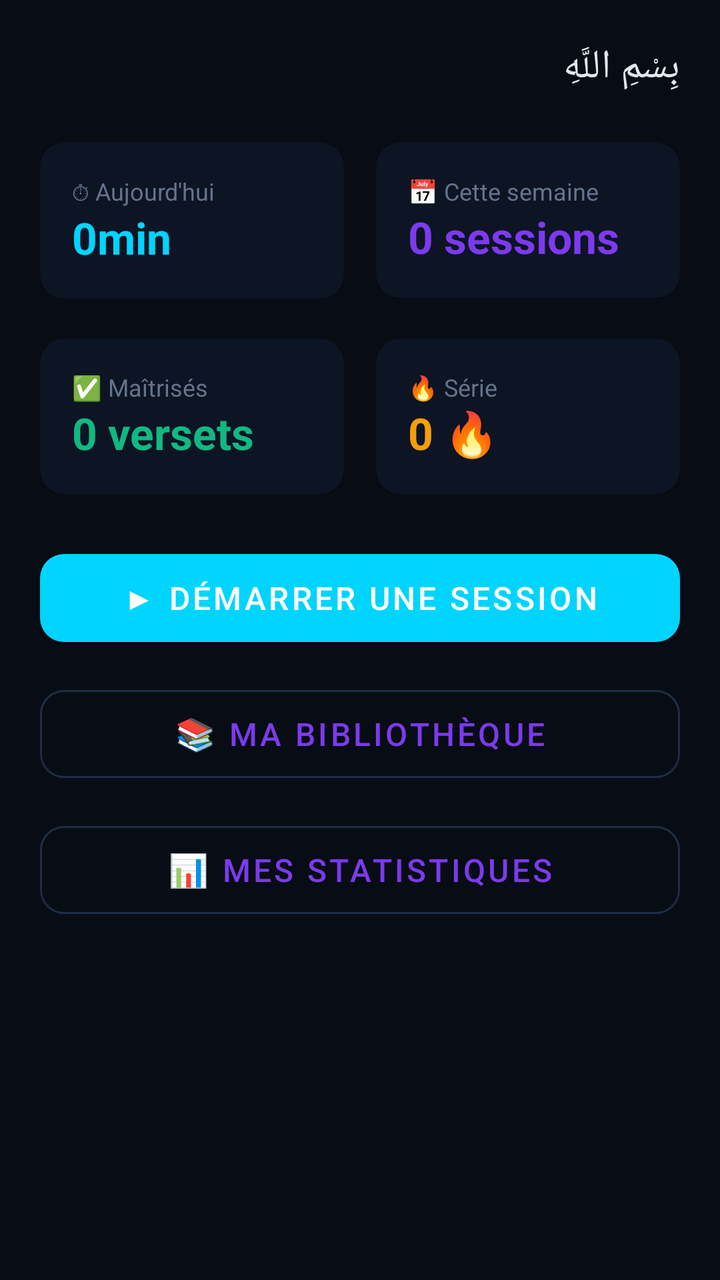
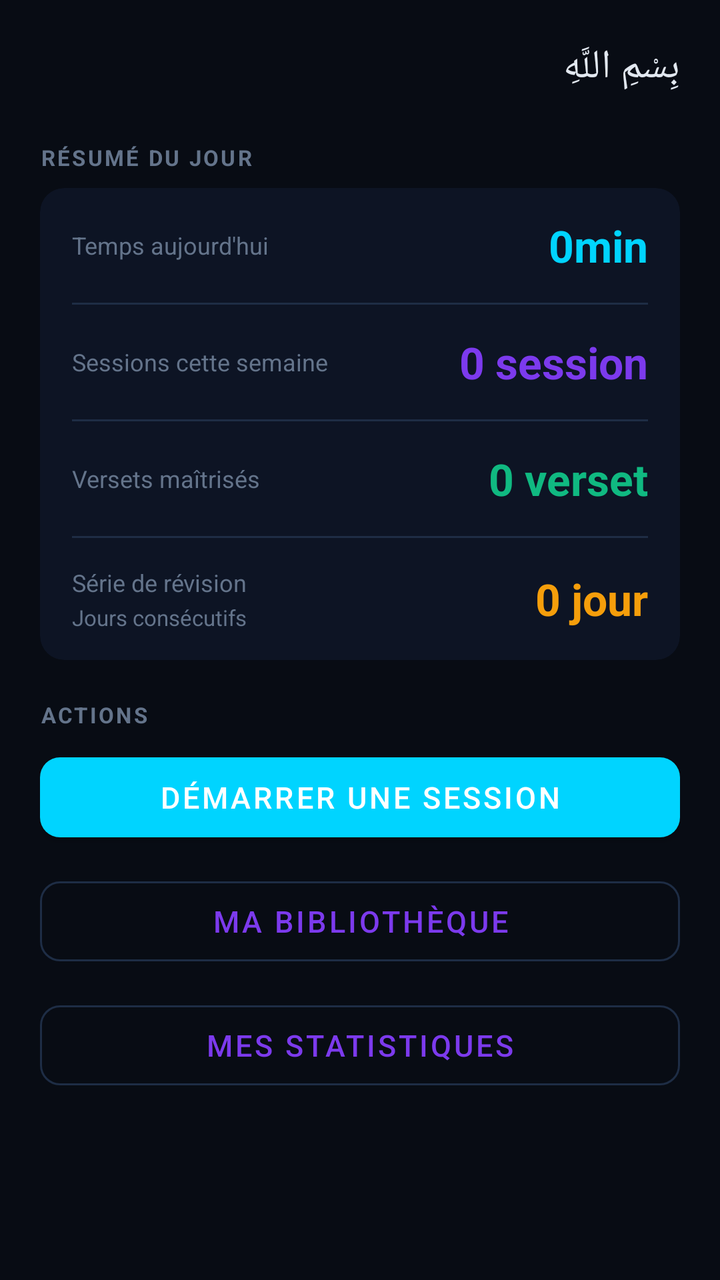

Before-and-after screenshots of an Android layout around one commit, followed by the original layout XML and the change that was made.
<!-- AndroidManifest.xml: application theme Theme.HifzQuran -->
<!-- res/layout/fragment_home.xml -->
<?xml version="1.0" encoding="utf-8"?>
<ScrollView
    xmlns:android="http://schemas.android.com/apk/res/android"
    xmlns:app="http://schemas.android.com/apk/res-auto"
    android:layout_width="match_parent"
    android:layout_height="match_parent"
    android:background="@color/bg">

    <LinearLayout
        android:layout_width="match_parent"
        android:layout_height="wrap_content"
        android:orientation="vertical"
        android:padding="20dp">

        
        <TextView
            android:id="@+id/tvGreeting"
            android:layout_width="match_parent"
            android:layout_height="wrap_content"
            android:layout_marginBottom="24dp"
            android:text="بِسْمِ اللَّهِ"
            android:textColor="@color/text"
            android:textSize="20sp"
            android:lineSpacingExtra="6dp" />

        
        <LinearLayout
            android:layout_width="match_parent"
            android:layout_height="wrap_content"
            android:layout_marginBottom="20dp"
            android:orientation="horizontal"
            android:weightSum="2">

            <androidx.cardview.widget.CardView
                android:layout_width="0dp"
                android:layout_height="wrap_content"
                android:layout_weight="1"
                android:layout_marginEnd="8dp"
                app:cardBackgroundColor="@color/surface"
                app:cardCornerRadius="12dp">
                <LinearLayout
                    android:layout_width="match_parent"
                    android:layout_height="wrap_content"
                    android:orientation="vertical"
                    android:padding="16dp">
                    <TextView android:layout_width="wrap_content" android:layout_height="wrap_content"
                        android:text="⏱ Aujourd'hui" android:textColor="@color/muted" android:textSize="12sp" />
                    <TextView android:id="@+id/tvTodayTime" android:layout_width="wrap_content"
                        android:layout_height="wrap_content" android:text="0min"
                        android:textColor="@color/accent" android:textSize="22sp" android:textStyle="bold" />
                </LinearLayout>
            </androidx.cardview.widget.CardView>

            <androidx.cardview.widget.CardView
                android:layout_width="0dp"
                android:layout_height="wrap_content"
                android:layout_weight="1"
                android:layout_marginStart="8dp"
                app:cardBackgroundColor="@color/surface"
                app:cardCornerRadius="12dp">
                <LinearLayout
                    android:layout_width="match_parent"
                    android:layout_height="wrap_content"
                    android:orientation="vertical"
                    android:padding="16dp">
                    <TextView android:layout_width="wrap_content" android:layout_height="wrap_content"
                        android:text="📅 Cette semaine" android:textColor="@color/muted" android:textSize="12sp" />
                    <TextView android:id="@+id/tvWeekSessions" android:layout_width="wrap_content"
                        android:layout_height="wrap_content" android:text="0 sessions"
                        android:textColor="@color/accent2" android:textSize="22sp" android:textStyle="bold" />
                </LinearLayout>
            </androidx.cardview.widget.CardView>
        </LinearLayout>

        
        <LinearLayout
            android:layout_width="match_parent"
            android:layout_height="wrap_content"
            android:layout_marginBottom="24dp"
            android:orientation="horizontal"
            android:weightSum="2">

            <androidx.cardview.widget.CardView
                android:layout_width="0dp"
                android:layout_height="wrap_content"
                android:layout_weight="1"
                android:layout_marginEnd="8dp"
                app:cardBackgroundColor="@color/surface"
                app:cardCornerRadius="12dp">
                <LinearLayout
                    android:layout_width="match_parent"
                    android:layout_height="wrap_content"
                    android:orientation="vertical"
                    android:padding="16dp">
                    <TextView android:layout_width="wrap_content" android:layout_height="wrap_content"
                        android:text="✅ Maîtrisés" android:textColor="@color/muted" android:textSize="12sp" />
                    <TextView android:id="@+id/tvMastered" android:layout_width="wrap_content"
                        android:layout_height="wrap_content" android:text="0 versets"
                        android:textColor="@color/accent3" android:textSize="22sp" android:textStyle="bold" />
                </LinearLayout>
            </androidx.cardview.widget.CardView>

            <androidx.cardview.widget.CardView
                android:layout_width="0dp"
                android:layout_height="wrap_content"
                android:layout_weight="1"
                android:layout_marginStart="8dp"
                app:cardBackgroundColor="@color/surface"
                app:cardCornerRadius="12dp">
                <LinearLayout
                    android:layout_width="match_parent"
                    android:layout_height="wrap_content"
                    android:orientation="vertical"
                    android:padding="16dp">
                    <TextView android:layout_width="wrap_content" android:layout_height="wrap_content"
                        android:text="🔥 Série" android:textColor="@color/muted" android:textSize="12sp" />
                    <TextView android:id="@+id/tvStreak" android:layout_width="wrap_content"
                        android:layout_height="wrap_content" android:text="0 🔥"
                        android:textColor="@color/warn" android:textSize="22sp" android:textStyle="bold" />
                </LinearLayout>
            </androidx.cardview.widget.CardView>
        </LinearLayout>

        
        <com.google.android.material.button.MaterialButton
            android:id="@+id/btnStartSession"
            android:layout_width="match_parent"
            android:layout_height="56dp"
            android:layout_marginBottom="12dp"
            android:text="▶ Démarrer une session"
            android:textSize="16sp"
            app:backgroundTint="@color/accent"
            app:cornerRadius="12dp" />

        <com.google.android.material.button.MaterialButton
            android:id="@+id/btnMySourates"
            android:layout_width="match_parent"
            android:layout_height="56dp"
            android:layout_marginBottom="12dp"
            android:text="📚 Ma bibliothèque"
            android:textSize="16sp"
            style="@style/Widget.MaterialComponents.Button.OutlinedButton"
            app:strokeColor="@color/border"
            app:cornerRadius="12dp" />

        <com.google.android.material.button.MaterialButton
            android:id="@+id/btnStats"
            android:layout_width="match_parent"
            android:layout_height="56dp"
            android:text="📊 Mes statistiques"
            android:textSize="16sp"
            style="@style/Widget.MaterialComponents.Button.OutlinedButton"
            app:strokeColor="@color/border"
            app:cornerRadius="12dp" />

    </LinearLayout>
</ScrollView>
<!-- resources referenced by this layout -->
<resources>
  <color name="accent">#00d4ff</color>
  <color name="accent2">#7c3aed</color>
  <color name="accent3">#10b981</color>
  <color name="bg">#080c14</color>
  <color name="border">#1e2d45</color>
  <color name="muted">#64748b</color>
  <color name="surface">#0d1424</color>
  <color name="text">#e2e8f0</color>
  <color name="warn">#f59e0b</color>
  <style name="Theme.HifzQuran" parent="Theme.MaterialComponents.NoActionBar">
          <item name="colorPrimary">@color/accent2</item>
          <item name="colorPrimaryVariant">@color/accent</item>
          <item name="colorOnPrimary">@color/white</item>
          <item name="colorSecondary">@color/accent</item>
          <item name="colorOnSecondary">@color/bg</item>
          <item name="android:windowBackground">@color/bg</item>
          <item name="android:statusBarColor">@color/bg</item>
          <item name="android:navigationBarColor">@color/surface</item>
          <item name="android:textColor">@color/text</item>
      </style>
  <color name="white">#FFFFFF</color>
</resources>

<!-- the commit's change to res/layout/fragment_home.xml (unified diff, before → after) -->
@@ -24,134 +24,229 @@
             android:lineSpacingExtra="6dp" />
 
         
-        <LinearLayout
+        <TextView
+            android:layout_width="wrap_content"
+            android:layout_height="wrap_content"
+            android:text="RÉSUMÉ DU JOUR"
+            android:textColor="@color/muted"
+            android:textSize="11sp"
+            android:letterSpacing="0.1"
+            android:textStyle="bold"
+            android:layout_marginBottom="8dp" />
+
+        <androidx.cardview.widget.CardView
             android:layout_width="match_parent"
             android:layout_height="wrap_content"
             android:layout_marginBottom="20dp"
-            android:orientation="horizontal"
-            android:weightSum="2">
-
-            <androidx.cardview.widget.CardView
-                android:layout_width="0dp"
+            app:cardBackgroundColor="@color/surface"
+            app:cardCornerRadius="12dp"
+            app:cardElevation="0dp">
+
+            <LinearLayout
+                android:layout_width="match_parent"
                 android:layout_height="wrap_content"
-                android:layout_weight="1"
-                android:layout_marginEnd="8dp"
-                app:cardBackgroundColor="@color/surface"
-                app:cardCornerRadius="12dp">
-                <LinearLayout
-                    android:layout_width="match_parent"
-                    android:layout_height="wrap_content"
-                    android:orientation="vertical"
-                    android:padding="16dp">
-                    <TextView android:layout_width="wrap_content" android:layout_height="wrap_content"
-                        android:text="⏱ Aujourd'hui" android:textColor="@color/muted" android:textSize="12sp" />
-                    <TextView android:id="@+id/tvTodayTime" android:layout_width="wrap_content"
-                        android:layout_height="wrap_content" android:text="0min"
-                        android:textColor="@color/accent" android:textSize="22sp" android:textStyle="bold" />
-                </LinearLayout>
-            </androidx.cardview.widget.CardView>
-
-            <androidx.cardview.widget.CardView
-                android:layout_width="0dp"
-                android:layout_height="wrap_content"
-                android:layout_weight="1"
-                android:layout_marginStart="8dp"
-                app:cardBackgroundColor="@color/surface"
-                app:cardCornerRadius="12dp">
-                <LinearLayout
-                    android:layout_width="match_parent"
-                    android:layout_height="wrap_content"
-                    android:orientation="vertical"
-                    android:padding="16dp">
-                    <TextView android:layout_width="wrap_content" android:layout_height="wrap_content"
-                        android:text="📅 Cette semaine" android:textColor="@color/muted" android:textSize="12sp" />
-                    <TextView android:id="@+id/tvWeekSessions" android:layout_width="wrap_content"
-                        android:layout_height="wrap_content" android:text="0 sessions"
-                        android:textColor="@color/accent2" android:textSize="22sp" android:textStyle="bold" />
-                </LinearLayout>
-            </androidx.cardview.widget.CardView>
-        </LinearLayout>
+                android:orientation="vertical">
+
+                
+                <LinearLayout
+                    android:layout_width="match_parent"
+                    android:layout_height="wrap_content"
+                    android:orientation="horizontal"
+                    android:gravity="center_vertical"
+                    android:paddingLeft="16dp"
+                    android:paddingRight="16dp"
+                    android:paddingTop="14dp"
+                    android:paddingBottom="14dp">
+                    <LinearLayout
+                        android:layout_width="0dp"
+                        android:layout_height="wrap_content"
+                        android:layout_weight="1"
+                        android:orientation="vertical">
+                        <TextView
+                            android:layout_width="wrap_content"
+                            android:layout_height="wrap_content"
+                            android:text="Temps aujourd'hui"
+                            android:textColor="@color/muted"
+                            android:textSize="12sp" />
+                    </LinearLayout>
+                    <TextView
+                        android:id="@+id/tvTodayTime"
+                        android:layout_width="wrap_content"
+                        android:layout_height="wrap_content"
+                        android:text="0min"
+                        android:textColor="@color/accent"
+                        android:textSize="22sp"
+                        android:textStyle="bold" />
+                </LinearLayout>
+
+                <View
+                    android:layout_width="match_parent"
+                    android:layout_height="1dp"
+                    android:layout_marginLeft="16dp"
+                    android:layout_marginRight="16dp"
+                    android:background="@color/border" />
+
+                
+                <LinearLayout
+                    android:layout_width="match_parent"
+                    android:layout_height="wrap_content"
+                    android:orientation="horizontal"
+                    android:gravity="center_vertical"
+                    android:paddingLeft="16dp"
+                    android:paddingRight="16dp"
+                    android:paddingTop="14dp"
+                    android:paddingBottom="14dp">
+                    <LinearLayout
+                        android:layout_width="0dp"
+                        android:layout_height="wrap_content"
+                        android:layout_weight="1"
+                        android:orientation="vertical">
+                        <TextView
+                            android:layout_width="wrap_content"
+                            android:layout_height="wrap_content"
+                            android:text="Sessions cette semaine"
+                            android:textColor="@color/muted"
+                            android:textSize="12sp" />
+                    </LinearLayout>
+                    <TextView
+                        android:id="@+id/tvWeekSessions"
+                        android:layout_width="wrap_content"
+                        android:layout_height="wrap_content"
+                        android:text="0 session"
+                        android:textColor="@color/accent2"
+                        android:textSize="22sp"
+                        android:textStyle="bold" />
+                </LinearLayout>
+
+                <View
+                    android:layout_width="match_parent"
+                    android:layout_height="1dp"
+                    android:layout_marginLeft="16dp"
+                    android:layout_marginRight="16dp"
+                    android:background="@color/border" />
+
+                
+                <LinearLayout
+                    android:layout_width="match_parent"
+                    android:layout_height="wrap_content"
+                    android:orientation="horizontal"
+                    android:gravity="center_vertical"
+                    android:paddingLeft="16dp"
+                    android:paddingRight="16dp"
+                    android:paddingTop="14dp"
+                    android:paddingBottom="14dp">
+                    <LinearLayout
+                        android:layout_width="0dp"
+                        android:layout_height="wrap_content"
+                        android:layout_weight="1"
+                        android:orientation="vertical">
+                        <TextView
+                            android:layout_width="wrap_content"
+                            android:layout_height="wrap_content"
+                            android:text="Versets maîtrisés"
+                            android:textColor="@color/muted"
+                            android:textSize="12sp" />
+                    </LinearLayout>
+                    <TextView
+                        android:id="@+id/tvMastered"
+                        android:layout_width="wrap_content"
+                        android:layout_height="wrap_content"
+                        android:text="0 verset"
+                        android:textColor="@color/accent3"
+                        android:textSize="22sp"
+                        android:textStyle="bold" />
+                </LinearLayout>
+
+                <View
+                    android:layout_width="match_parent"
+                    android:layout_height="1dp"
+                    android:layout_marginLeft="16dp"
+                    android:layout_marginRight="16dp"
+                    android:background="@color/border" />
+
+                
+                <LinearLayout
+                    android:layout_width="match_parent"
+                    android:layout_height="wrap_content"
+                    android:orientation="horizontal"
+                    android:gravity="center_vertical"
+                    android:paddingLeft="16dp"
+                    android:paddingRight="16dp"
+                    android:paddingTop="14dp"
+                    android:paddingBottom="14dp">
+                    <LinearLayout
+                        android:layout_width="0dp"
+                        android:layout_height="wrap_content"
+                        android:layout_weight="1"
+                        android:orientation="vertical">
+                        <TextView
+                            android:layout_width="wrap_content"
+                            android:layout_height="wrap_content"
+                            android:text="Série de révision"
+                            android:textColor="@color/muted"
+                            android:textSize="12sp" />
+                        <TextView
+                            android:layout_width="wrap_content"
+                            android:layout_height="wrap_content"
+                            android:text="Jours consécutifs"
+                            android:textColor="@color/muted"
+                            android:textSize="11sp"
+                            android:layout_marginTop="2dp" />
+                    </LinearLayout>
+                    <TextView
+                        android:id="@+id/tvStreak"
+                        android:layout_width="wrap_content"
+                        android:layout_height="wrap_content"
+                        android:text="0 jour"
+                        android:textColor="@color/warn"
+                        android:textSize="22sp"
+                        android:textStyle="bold" />
+                </LinearLayout>
+
+            </LinearLayout>
+        </androidx.cardview.widget.CardView>
 
         
-        <LinearLayout
-            android:layout_width="match_parent"
-            android:layout_height="wrap_content"
-            android:layout_marginBottom="24dp"
-            android:orientation="horizontal"
-            android:weightSum="2">
-
-            <androidx.cardview.widget.CardView
-                android:layout_width="0dp"
-                android:layout_height="wrap_content"
-                android:layout_weight="1"
-                android:layout_marginEnd="8dp"
-                app:cardBackgroundColor="@color/surface"
-                app:cardCornerRadius="12dp">
-                <LinearLayout
-                    android:layout_width="match_parent"
-                    android:layout_height="wrap_content"
-                    android:orientation="vertical"
-                    android:padding="16dp">
-                    <TextView android:layout_width="wrap_content" android:layout_height="wrap_content"
-                        android:text="✅ Maîtrisés" android:textColor="@color/muted" android:textSize="12sp" />
-                    <TextView android:id="@+id/tvMastered" android:layout_width="wrap_content"
-                        android:layout_height="wrap_content" android:text="0 versets"
-                        android:textColor="@color/accent3" android:textSize="22sp" android:textStyle="bold" />
-                </LinearLayout>
-            </androidx.cardview.widget.CardView>
-
-            <androidx.cardview.widget.CardView
-                android:layout_width="0dp"
-                android:layout_height="wrap_content"
-                android:layout_weight="1"
-                android:layout_marginStart="8dp"
-                app:cardBackgroundColor="@color/surface"
-                app:cardCornerRadius="12dp">
-                <LinearLayout
-                    android:layout_width="match_parent"
-                    android:layout_height="wrap_content"
-                    android:orientation="vertical"
-                    android:padding="16dp">
-                    <TextView android:layout_width="wrap_content" android:layout_height="wrap_content"
-                        android:text="🔥 Série" android:textColor="@color/muted" android:textSize="12sp" />
-                    <TextView android:id="@+id/tvStreak" android:layout_width="wrap_content"
-                        android:layout_height="wrap_content" android:text="0 🔥"
-                        android:textColor="@color/warn" android:textSize="22sp" android:textStyle="bold" />
-                </LinearLayout>
-            </androidx.cardview.widget.CardView>
-        </LinearLayout>
-
-        
+        <TextView
+            android:layout_width="wrap_content"
+            android:layout_height="wrap_content"
+            android:text="ACTIONS"
+            android:textColor="@color/muted"
+            android:textSize="11sp"
+            android:letterSpacing="0.1"
+            android:textStyle="bold"
+            android:layout_marginBottom="8dp" />
+
         <com.google.android.material.button.MaterialButton
             android:id="@+id/btnStartSession"
             android:layout_width="match_parent"
-            android:layout_height="56dp"
-            android:layout_marginBottom="12dp"
-            android:text="▶ Démarrer une session"
-            android:textSize="16sp"
+            android:layout_height="52dp"
+            android:layout_marginBottom="10dp"
+            android:text="Démarrer une session"
+            android:textSize="15sp"
             app:backgroundTint="@color/accent"
-            app:cornerRadius="12dp" />
+            app:cornerRadius="10dp" />
 
         <com.google.android.material.button.MaterialButton
             android:id="@+id/btnMySourates"
             android:layout_width="match_parent"
-            android:layout_height="56dp"
-            android:layout_marginBottom="12dp"
-            android:text="📚 Ma bibliothèque"
-            android:textSize="16sp"
+            android:layout_height="52dp"
+            android:layout_marginBottom="10dp"
+            android:text="Ma bibliothèque"
+            android:textSize="15sp"
             style="@style/Widget.MaterialComponents.Button.OutlinedButton"
             app:strokeColor="@color/border"
-            app:cornerRadius="12dp" />
+            app:cornerRadius="10dp" />
 
         <com.google.android.material.button.MaterialButton
             android:id="@+id/btnStats"
             android:layout_width="match_parent"
-            android:layout_height="56dp"
-            android:text="📊 Mes statistiques"
-            android:textSize="16sp"
+            android:layout_height="52dp"
+            android:text="Mes statistiques"
+            android:textSize="15sp"
             style="@style/Widget.MaterialComponents.Button.OutlinedButton"
             app:strokeColor="@color/border"
-            app:cornerRadius="12dp" />
+            app:cornerRadius="10dp" />
 
     </LinearLayout>
 </ScrollView>
